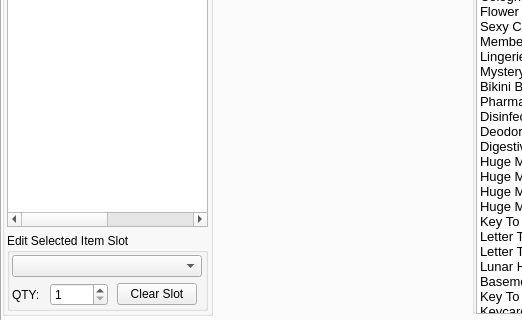
This is mainwindow.ui in sithlord48/blackchocobo as Qt 5 draws it before an edit; both pictures show x 0 to 522 and y 228 to 548 of the 730 by 548 pixel window. The edited form follows.
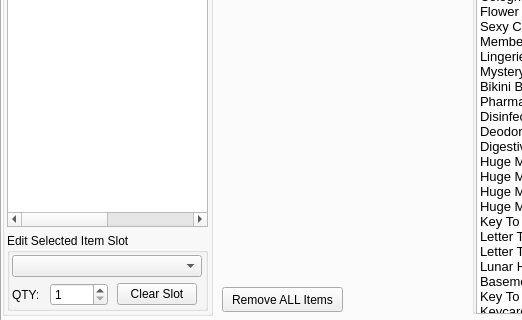
This is the edited form. The open tabs and pages were chosen to show the change. Icons and pictures are not drawn.

Commit message: added remove all item and remove all materia buttons for testing.

```diff
--- a/mainwindow.ui
+++ b/mainwindow.ui
@@ -4901,6 +4901,19 @@
        </item>
       </layout>
      </widget>
+     <widget class="QPushButton" name="pushButton">
+      <property name="geometry">
+       <rect>
+        <x>220</x>
+        <y>450</y>
+        <width>121</width>
+        <height>25</height>
+       </rect>
+      </property>
+      <property name="text">
+       <string>Remove ALL Items</string>
+      </property>
+     </widget>
     </widget>
     <widget class="QWidget" name="tab_4">
      <attribute name="title">
```
Left out of the diff: 17 changed lines with no effect on the pictures. The commit also changes 1 other file.
